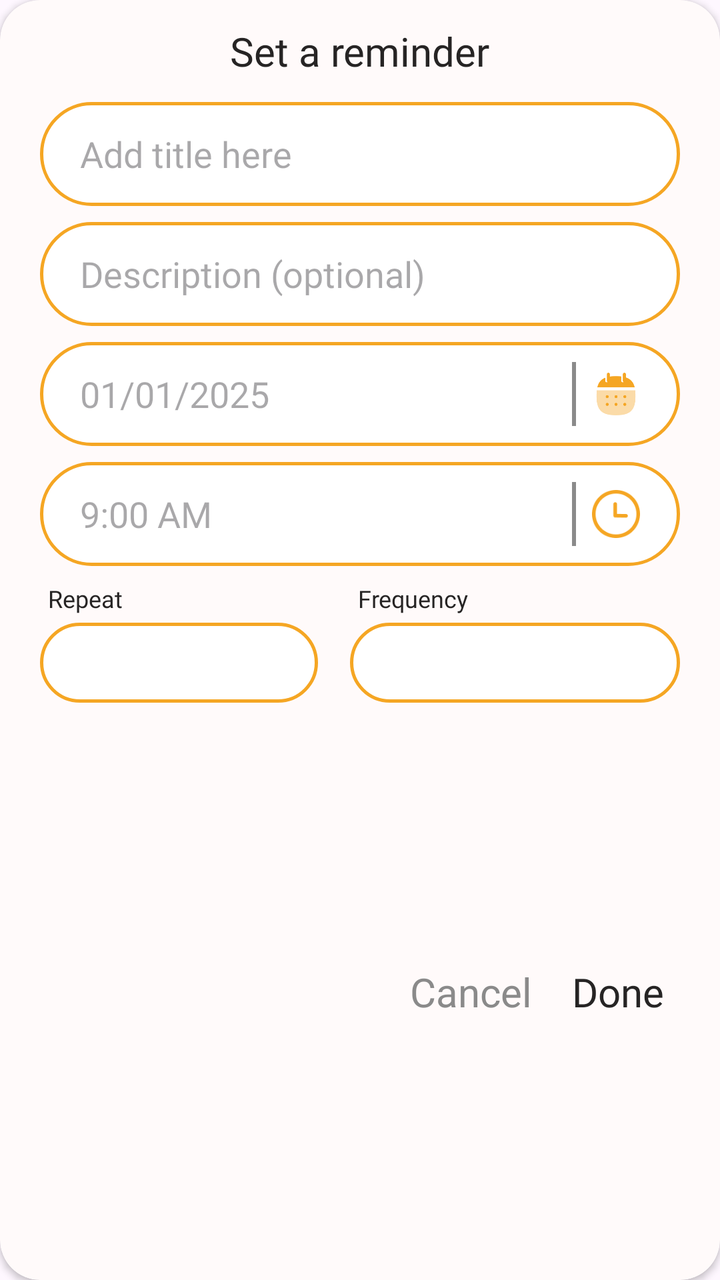
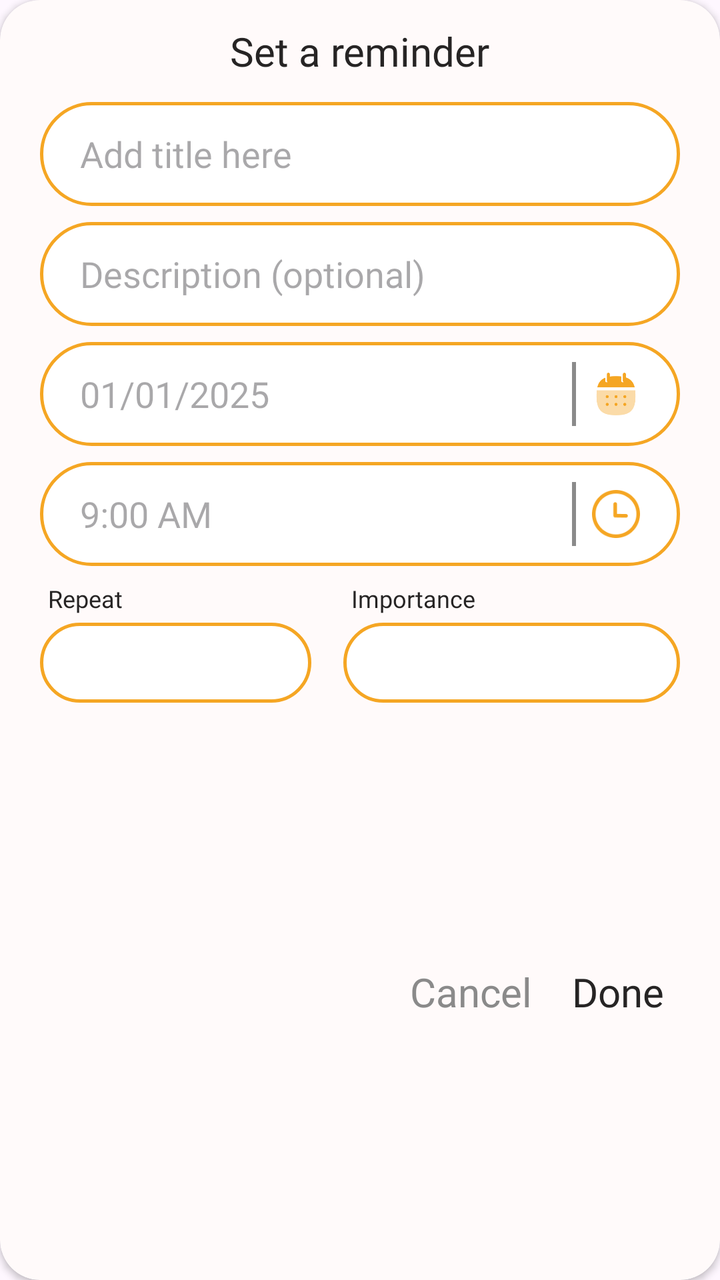

The first picture is an Android layout as it rendered before a commit; the second is the same layout after the commit. The layout source and the unified diff follow.
<!-- AndroidManifest.xml: application theme Theme.Radiate -->
<!-- res/layout/popup_activity_reminder.xml -->
<?xml version="1.0" encoding="utf-8"?>
<androidx.cardview.widget.CardView xmlns:android="http://schemas.android.com/apk/res/android"
    android:layout_width="match_parent"
    android:layout_height="wrap_content"
    xmlns:app="http://schemas.android.com/apk/res-auto"
    android:backgroundTint="@color/softpinkwhitebackground"
    app:cardCornerRadius="20dp"
    android:layout_margin="20dp">

    <androidx.constraintlayout.widget.ConstraintLayout
        android:layout_width="match_parent"
        android:layout_height="match_parent">

        <TextView
            android:id="@+id/tvTitle"
            android:layout_width="wrap_content"
            android:layout_height="wrap_content"
            android:text="@string/set_a_reminder"
            android:textSize="20sp"
            android:fontFamily="@font/inika_regular"
            android:textColor="@color/black"
            android:layout_marginTop="12dp"
            app:layout_constraintTop_toTopOf="parent"
            app:layout_constraintStart_toStartOf="parent"
            app:layout_constraintEnd_toEndOf="parent"/>

        <EditText
            android:id="@+id/edtReminderTitle"
            android:layout_width="match_parent"
            android:layout_height="wrap_content"
            android:minHeight="52dp"
            android:background="@drawable/custom_background_edittext"
            android:hint="@string/reminder_title"
            android:layout_marginTop="12dp"
            android:layout_marginStart="20dp"
            android:layout_marginEnd="20dp"
            app:layout_constraintTop_toBottomOf="@+id/tvTitle"
            app:layout_constraintStart_toStartOf="parent"
            app:layout_constraintEnd_toEndOf="parent"/>

        <EditText
            android:id="@+id/edtReminderDescription"
            android:layout_width="match_parent"
            android:layout_height="wrap_content"
            android:minHeight="52dp"
            android:background="@drawable/custom_background_edittext"
            android:hint="@string/reminder_description"
            android:textColor="@color/black"
            android:fontFamily="@font/inika_regular"
            android:layout_marginTop="8dp"
            android:layout_marginStart="20dp"
            android:layout_marginEnd="20dp"
            app:layout_constraintTop_toBottomOf="@id/edtReminderTitle"/>

        <androidx.constraintlayout.widget.ConstraintLayout
            android:id="@+id/calenderSection"
            android:layout_width="match_parent"
            android:layout_height="wrap_content"
            android:minHeight="52dp"
            android:background="@drawable/custom_background_edittext"
            android:layout_marginTop="8dp"
            android:layout_marginStart="20dp"
            android:layout_marginEnd="20dp"
            app:layout_constraintTop_toBottomOf="@id/edtReminderDescription">

            <EditText
                android:id="@+id/edtReminderDate"
                android:layout_width="0dp"
                android:layout_height="0dp"
                android:background="null"
                android:hint="@string/task_date"
                android:textColor="@color/black"
                android:fontFamily="@font/opensans"
                app:layout_constraintTop_toTopOf="parent"
                app:layout_constraintStart_toStartOf="parent"
                app:layout_constraintBottom_toBottomOf="parent"
                app:layout_constraintEnd_toStartOf="@id/divider"/>

            <View
                android:id="@+id/divider"
                android:layout_width="2dp"
                android:layout_height="32dp"
                android:background="@color/grey"
                android:layout_marginEnd="8dp"
                app:layout_constraintTop_toTopOf="parent"
                app:layout_constraintBottom_toBottomOf="parent"
                app:layout_constraintEnd_toStartOf="@+id/imgBtnCalender"/>

            <ImageButton
                android:id="@+id/imgBtnCalender"
                android:layout_width="24dp"
                android:layout_height="24dp"
                android:background="@drawable/icon_calender_4x"
                android:layout_marginEnd="20dp"
                app:layout_constraintTop_toTopOf="parent"
                app:layout_constraintEnd_toEndOf="parent"
                app:layout_constraintBottom_toBottomOf="parent"/>

        </androidx.constraintlayout.widget.ConstraintLayout>

        <androidx.constraintlayout.widget.ConstraintLayout
            android:id="@+id/timeSection"
            android:layout_width="match_parent"
            android:layout_height="wrap_content"
            android:minHeight="52dp"
            android:background="@drawable/custom_background_edittext"
            android:layout_marginTop="8dp"
            android:layout_marginStart="20dp"
            android:layout_marginEnd="20dp"
            app:layout_constraintTop_toBottomOf="@id/calenderSection">

            <EditText
                android:id="@+id/edtReminderTime"
                android:layout_width="0dp"
                android:layout_height="0dp"
                android:background="null"
                android:hint="@string/reminder_time"
                android:textColor="@color/black"
                android:fontFamily="@font/opensans"
                app:layout_constraintTop_toTopOf="parent"
                app:layout_constraintStart_toStartOf="parent"
                app:layout_constraintBottom_toBottomOf="parent"
                app:layout_constraintEnd_toStartOf="@id/divider2"/>

            <View
                android:id="@+id/divider2"
                android:layout_width="2dp"
                android:layout_height="32dp"
                android:background="@color/grey"
                android:layout_marginEnd="8dp"
                app:layout_constraintTop_toTopOf="parent"
                app:layout_constraintBottom_toBottomOf="parent"
                app:layout_constraintEnd_toStartOf="@+id/imgBtnTime"/>

            <ImageButton
                android:id="@+id/imgBtnTime"
                android:layout_width="24dp"
                android:layout_height="24dp"
                android:background="@drawable/time_circle"
                android:layout_marginEnd="20dp"
                app:layout_constraintTop_toTopOf="parent"
                app:layout_constraintEnd_toEndOf="parent"
                app:layout_constraintBottom_toBottomOf="parent"/>

        </androidx.constraintlayout.widget.ConstraintLayout>

        <LinearLayout
            android:id="@+id/spinnerSection"
            android:layout_width="match_parent"
            android:layout_height="wrap_content"
            android:orientation="horizontal"
            android:weightSum="2"
            android:layout_marginStart="20dp"
            android:layout_marginEnd="20dp"
            android:layout_marginTop="8dp"
            app:layout_constraintTop_toBottomOf="@id/timeSection">

            <LinearLayout
                android:layout_width="wrap_content"
                android:layout_height="match_parent"
                android:orientation="vertical"
                android:layout_weight="1">

                <TextView
                    android:id="@+id/txtRepeat"
                    android:layout_width="wrap_content"
                    android:layout_height="wrap_content"
                    android:text="@string/repeat"
                    android:textSize="12sp"
                    android:textColor="@color/black"
                    android:fontFamily="@font/inika_regular"
                    android:layout_marginStart="4dp"/>

                <Spinner
                    android:id="@+id/spinnerRepeat"
                    android:layout_width="match_parent"
                    android:layout_height="wrap_content"
                    android:minHeight="40dp"
                    android:background="@drawable/custom_background_edittext"
                    android:gravity="center"
                    android:layout_marginTop="4dp"
                    android:layout_marginEnd="8dp"/>

            </LinearLayout>

            <LinearLayout
                android:layout_width="wrap_content"
                android:layout_height="match_parent"
                android:orientation="vertical"
                android:layout_weight="1">

                <TextView
                    android:id="@+id/txtFrequency"
                    android:layout_width="wrap_content"
                    android:layout_height="wrap_content"
                    android:text="@string/frequency"
                    android:textColor="@color/black"
                    android:textSize="12sp"
                    android:fontFamily="@font/inika_regular"
                    android:layout_marginStart="12dp"/>

                <Spinner
                    android:id="@+id/spinnerFrequency"
                    android:layout_width="match_parent"
                    android:layout_height="wrap_content"
                    android:minHeight="40dp"
                    android:layout_marginTop="4dp"
                    android:layout_marginStart="8dp"
                    android:background="@drawable/custom_background_edittext" />

            </LinearLayout>
        </LinearLayout>

        <TextView
            android:id="@+id/btnDone"
            android:layout_width="wrap_content"
            android:layout_height="wrap_content"
            android:text="@string/done"
            android:textSize="20sp"
            android:textColor="@color/black"
            android:fontFamily="@font/inika_regular"
            android:layout_marginEnd="28dp"
            android:layout_marginTop="12dp"
            android:layout_marginBottom="12dp"
            app:layout_constraintTop_toBottomOf="@id/spinnerSection"
            app:layout_constraintBottom_toBottomOf="parent"
            app:layout_constraintEnd_toEndOf="parent"/>

        <TextView
            android:id="@+id/btnCancel"
            android:layout_width="wrap_content"
            android:layout_height="wrap_content"
            android:text="@string/cancel"
            android:textSize="20sp"
            android:textColor="@color/grey"
            android:layout_marginTop="12dp"
            android:layout_marginEnd="20dp"
            android:layout_marginBottom="12dp"
            app:layout_constraintEnd_toStartOf="@id/btnDone"
            app:layout_constraintBottom_toBottomOf="parent"
            app:layout_constraintTop_toBottomOf="@id/spinnerSection"/>


    </androidx.constraintlayout.widget.ConstraintLayout>
</androidx.cardview.widget.CardView>
<!-- resources referenced by this layout -->
<resources>
  <color name="black">#262424</color>
  <color name="grey">#8A8A8A</color>
  <color name="softpinkwhitebackground">#FFFAFA</color>
  <!-- drawable custom_background_edittext (drawable) -->
  <?xml version="1.0" encoding="utf-8"?>
  <shape xmlns:android="http://schemas.android.com/apk/res/android" android:shape="rectangle">
  
      <solid android:color="@color/white"/>
      <stroke android:width="1.5dp"
          android:color="@color/softcoral"/>
      <corners android:radius="25dp"/>
      <padding android:left="20dp"/>
  </shape>
  <!-- drawable icon_calender_4x: jpg bitmap (drawable, 14753 bytes) -->
  <!-- drawable time_circle: png bitmap (drawable, 2359 bytes) -->
  <string name="cancel">Cancel</string>
  <string name="done">Done</string>
  <string name="frequency">Frequency</string>
  <string name="reminder_description">Description (optional)</string>
  <string name="reminder_time">9:00 AM</string>
  <string name="reminder_title">Add title here</string>
  <string name="repeat">Repeat</string>
  <string name="set_a_reminder">Set a reminder</string>
  <string name="task_date">01/01/2025</string>
  <style name="Theme.Radiate" parent="Base.Theme.Radiate" />
  <color name="white">#FFFFFFFF</color>
  <color name="softcoral">#F5A623</color>
  <style name="Base.Theme.Radiate" parent="Theme.Material3.DayNight.NoActionBar">
          
          
      </style>
</resources>

<!-- the commit's change to res/layout/popup_activity_reminder.xml (unified diff, before → after) -->
@@ -193,14 +193,14 @@
                     android:id="@+id/txtFrequency"
                     android:layout_width="wrap_content"
                     android:layout_height="wrap_content"
-                    android:text="@string/frequency"
+                    android:text="@string/importance"
                     android:textColor="@color/black"
                     android:textSize="12sp"
                     android:fontFamily="@font/inika_regular"
                     android:layout_marginStart="12dp"/>
 
                 <Spinner
-                    android:id="@+id/spinnerFrequency"
+                    android:id="@+id/spinnerImportance"
                     android:layout_width="match_parent"
                     android:layout_height="wrap_content"
                     android:minHeight="40dp"
<!-- resource entries referenced after the edit -->
@@ -17,7 +17,7 @@
   <!-- drawable time_circle: png bitmap (drawable, 2359 bytes) -->
   <string name="cancel">Cancel</string>
   <string name="done">Done</string>
-  <string name="frequency">Frequency</string>
+  <string name="importance">Importance</string>
   <string name="reminder_description">Description (optional)</string>
   <string name="reminder_time">9:00 AM</string>
   <string name="reminder_title">Add title here</string>
